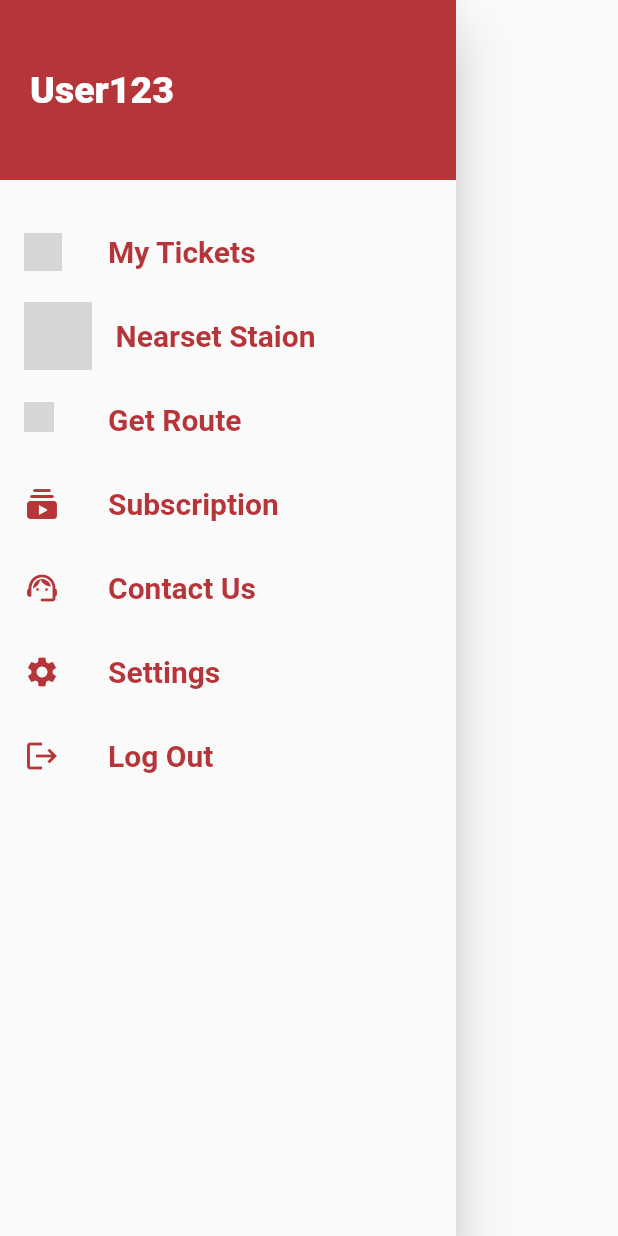
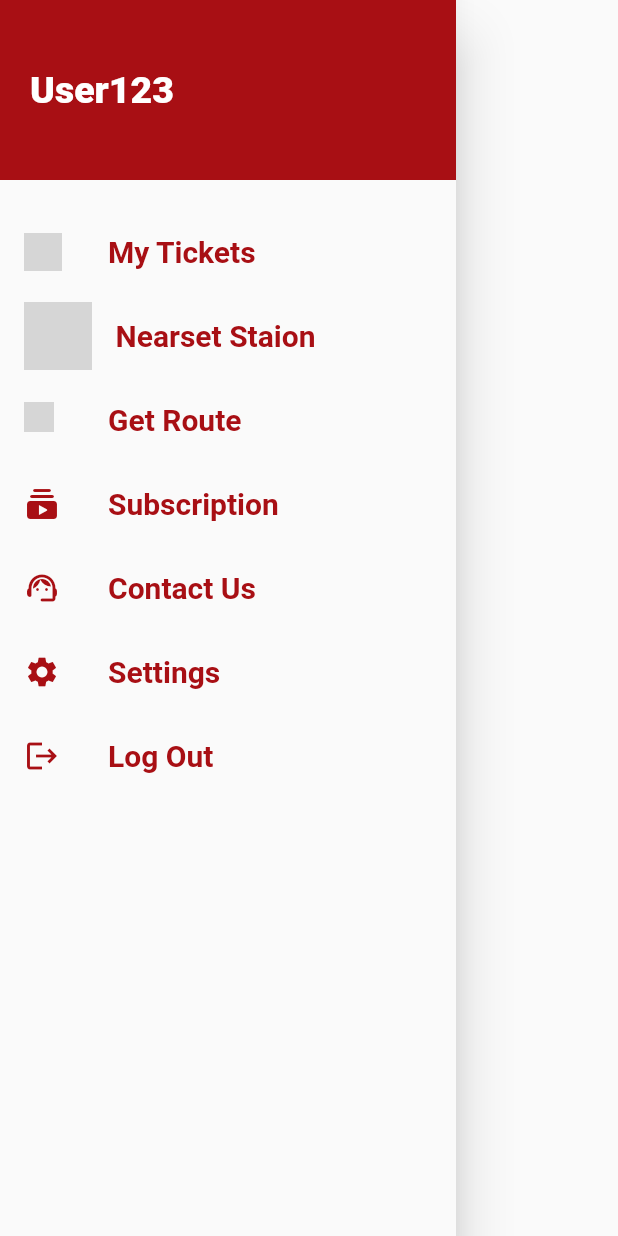
Before and after one commit to AhmedAi7/MetroApp_Flutter, a Flutter app: the MainDrawer widget shown alone on an empty page, opened directly, on a phone screen of 412 x 824 dp. Run offline on Flutter 3.47's test engine with Material 2 defaults, Android fonts, the phone set to English and light mode, and no system bars; our stand-ins replace image_picker; Roboto replaces fonts that are missing (RobotoCondensed); grey boxes are pictures that could not be loaded.

Commit message:
Update main_drawer

```diff
--- a/metro_flutter_app/lib/component/main_drawer.dart
+++ b/metro_flutter_app/lib/component/main_drawer.dart
@@ -6,7 +6,7 @@ class MainDrawer extends StatelessWidget {
       leading: Icon(
         icon,
         size: 24,
-        color: Color(0xd6a80f14),
+        color: Color(0xffa80f14),
       ),
       title: Text(
         title,
@@ -14,7 +14,7 @@ class MainDrawer extends StatelessWidget {
           fontFamily: 'RobotoCondensed',
           fontSize: 20,
           fontWeight: FontWeight.bold,
-          color: Color(0xd6a80f14),
+          color: Color(0xffa80f14),
         ),
       ),
       onTap: () {
@@ -28,7 +28,7 @@ class MainDrawer extends StatelessWidget {
     return ListTile(
       leading: ImageIcon(
         AssetImage(name),
-        color: Color(0xd6a80f14),
+        color: Color(0xffa80f14),
         size: size,
       ),
       title: Text(
@@ -37,7 +37,7 @@ class MainDrawer extends StatelessWidget {
           fontFamily: 'RobotoCondensed',
           fontSize: 20,
           fontWeight: FontWeight.bold,
-          color: Color(0xd6a80f14),
+          color: Color(0xffa80f14),
         ),
       ),
       onTap: () {
@@ -56,7 +56,7 @@ class MainDrawer extends StatelessWidget {
             width: double.infinity,
             padding: EdgeInsets.all(20),
             alignment: Alignment.centerLeft,
-            color: Color(0xd6a80f14),
+            color: Color(0xffa80f14),
             // #A80F14 red
             child: Text(
               'User123',
```
